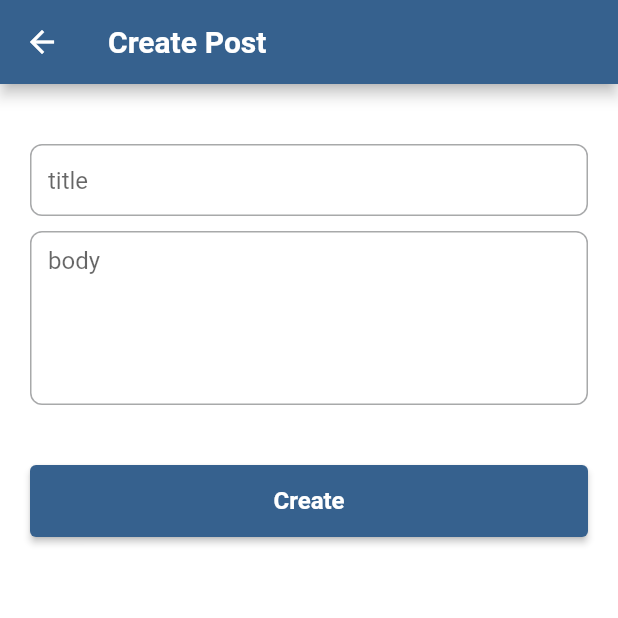
After one commit to thongmouaxiong/clean_architecture, a Flutter app: the CreatePostPage screen opened by its route, after a tap on "Create", on a phone screen of 412 x 824 dp, the top half of it. The commit adds this screen. Run offline on Flutter 3.47's test engine with Material 3 defaults, Android fonts, the phone set to English and light mode, and no system bars; drawn by our look-alikes of flutter_form_builder; our stand-ins replace copy_with_extension, dio, either_dart, equatable, flutter_bloc, gap and 4 more; generated files the repository leaves out were written again; network calls fail.

Commit message:
feat: create and update post

```diff
--- a/lib/core/constants/api_path.dart
+++ b/lib/core/constants/api_path.dart
@@ -2,5 +2,5 @@
 class ApiPath {
   static const String baseUrl = "https://jsonplaceholder.typicode.com";
   static const String postPath = "/posts";
-  static const String getPostByIdPath = "/posts/{id}";
+  static const String postByIdPath = "/posts/{id}";
 }
--- a/lib/core/router/app_router.dart
+++ b/lib/core/router/app_router.dart
@@ -1,6 +1,8 @@
 import 'package:clean_architecture/core/DI/dependency_injection.dart';
 import 'package:clean_architecture/core/router/route_name.dart';
+import 'package:clean_architecture/features/post/domain/entities/post.dart';
 import 'package:clean_architecture/features/post/presentation/cubit/post_cubit.dart';
+import 'package:clean_architecture/features/post/presentation/pages/create_post_page.dart';
 import 'package:clean_architecture/features/post/presentation/pages/post_page.dart';
 import 'package:flutter/material.dart';
 import 'package:flutter_bloc/flutter_bloc.dart';
@@ -15,6 +17,14 @@ class AppRouter {
             child: const PostPage(),
           );
         });
+      case RouteName.createPostPage:
+        final Post? postArg = settings.arguments as Post?;
+        return MaterialPageRoute(builder: (_) {
+          return BlocProvider<PostCubit>(
+            create: (_) => sl<PostCubit>()..setPostData(post: postArg),
+            child: const CreatePostPage(),
+          );
+        });
       default:
         return MaterialPageRoute(builder: (_) {
           return Scaffold(
--- a/lib/core/services/api_service.dart
+++ b/lib/core/services/api_service.dart
@@ -12,7 +12,7 @@ abstract class ApiService {
   @GET(ApiPath.postPath)
   Future<List<PostModel>> getPosts();
 
-  @GET(ApiPath.getPostByIdPath)
+  @GET(ApiPath.postByIdPath)
   Future<PostModel?> getPostById({
     @Path("id") required int id,
   });
@@ -22,7 +22,7 @@ abstract class ApiService {
     @Body() required PostModel post,
   });
 
-  @PUT(ApiPath.postPath)
+  @PUT(ApiPath.postByIdPath)
   Future<PostModel?> updatePost({
     @Path("id") required int id,
     @Body() required PostModel post,
--- a/lib/core/themes/app_theme.dart
+++ b/lib/core/themes/app_theme.dart
@@ -22,6 +22,11 @@ class AppTheme {
         labelLarge: TextStyle(fontSize: 14, fontWeight: FontWeight.w500),
       ),
       inputDecorationTheme: InputDecorationTheme(
+        contentPadding: const EdgeInsets.symmetric(horizontal: 12, vertical: 6),
+        border: OutlineInputBorder(
+          borderSide: const BorderSide(color: Colors.blue, width: 1.5),
+          borderRadius: BorderRadius.circular(8),
+        ),
         focusedBorder: OutlineInputBorder(
           borderSide: const BorderSide(color: Colors.blue, width: 1.5),
           borderRadius: BorderRadius.circular(8),
--- /dev/null
+++ b/lib/core/utils/extension/form_state_extension.dart
@@ -0,0 +1,6 @@
+import 'package:flutter/material.dart';
+import 'package:flutter_form_builder/flutter_form_builder.dart';
+
+extension FormStateExtension on GlobalKey<FormBuilderState>? {
+  Map<String, dynamic>? get formData => this?.currentState?.instantValue;
+}
--- a/lib/features/post/data/models/post_model.dart
+++ b/lib/features/post/data/models/post_model.dart
@@ -1,9 +1,11 @@
 import 'package:clean_architecture/features/post/domain/entities/post.dart';
+import 'package:copy_with_extension/copy_with_extension.dart';
 import 'package:json_annotation/json_annotation.dart';
 
 part 'post_model.g.dart';
 
 @JsonSerializable()
+@CopyWith(copyWithNull: true)
 class PostModel extends Post {
   const PostModel({
     super.id,
--- a/lib/features/post/domain/entities/post.dart
+++ b/lib/features/post/domain/entities/post.dart
@@ -1,3 +1,4 @@
+import 'package:clean_architecture/features/post/data/models/post_model.dart';
 import 'package:equatable/equatable.dart';
 
 class Post extends Equatable {
@@ -13,6 +14,15 @@ class Post extends Equatable {
     this.userId,
   });
 
+  PostModel toModel() {
+    return PostModel(
+      id: id,
+      title: title,
+      body: body,
+      userId: userId,
+    );
+  }
+
   @override
   List<Object?> get props => [id, title, body, userId];
 }
--- a/lib/features/post/presentation/cubit/post_cubit.dart
+++ b/lib/features/post/presentation/cubit/post_cubit.dart
@@ -1,5 +1,6 @@
 import 'package:clean_architecture/core/constants/enum/state_status.dart';
 import 'package:clean_architecture/core/global/entities/app_error.dart';
+import 'package:clean_architecture/core/utils/extension/form_state_extension.dart';
 import 'package:clean_architecture/features/post/data/models/post_model.dart';
 import 'package:clean_architecture/features/post/domain/entities/post.dart';
 import 'package:clean_architecture/features/post/domain/usecases/create_post_usecase.dart';
@@ -8,8 +9,10 @@ import 'package:clean_architecture/features/post/domain/usecases/get_posts_useca
 import 'package:clean_architecture/features/post/domain/usecases/update_post_usecase.dart';
 import 'package:clean_architecture/features/post/presentation/cubit/post_state.dart';
 import 'package:either_dart/either.dart';
+import 'package:flutter/material.dart';
 import 'package:flutter_bloc/flutter_bloc.dart';
 import 'package:injectable/injectable.dart';
+import 'package:flutter_form_builder/flutter_form_builder.dart';
 
 @Injectable()
 class PostCubit extends Cubit<PostState> {
@@ -23,6 +26,10 @@ class PostCubit extends Cubit<PostState> {
     this._createPostUsecase,
     this._updatePostUsecase,
   ) : super(const PostState());
+
+  GlobalKey<FormBuilderState> formKey = GlobalKey<FormBuilderState>();
+  Map<String, dynamic> formInitial = {};
+  Post? post;
 
   Future<void> init() async {
     emit(state.copyWith(status: StateStatus.loading));
@@ -42,6 +49,15 @@ class PostCubit extends Cubit<PostState> {
     }
   }
 
+  void setPostData({Post? post}) {
+    emit(state.copyWith(status: StateStatus.loading));
+    if (post != null) {
+      this.post = post;
+      formInitial = post.toModel().toJson();
+    }
+    emit(state.copyWith(status: StateStatus.done));
+  }
+
   Future<void> getPostById({required int id}) async {
     emit(state.copyWith(status: StateStatus.loading));
 
@@ -57,14 +73,19 @@ class PostCubit extends Cubit<PostState> {
     }
   }
 
-  Future<void> onCreatePost({bool isUpdate = false}) async {
+  Future<void> onCreatePost() async {
     emit(state.copyWith(status: StateStatus.loading));
 
-    PostModel postData = PostModel.fromJson(const {});
+    PostModel postData = PostModel.fromJson(formKey.formData ?? {});
 
     Either<AppError, Post?> result;
 
-    if (isUpdate) {
+    if (post != null) {
+      postData = postData.copyWith(
+        id: post?.id,
+        userId: post?.userId,
+      );
+
       result = await _updatePostUsecase(postData);
     } else {
       result = await _createPostUsecase(postData);
@@ -76,6 +97,7 @@ class PostCubit extends Cubit<PostState> {
         error: result.left,
       ));
     } else {
+      print("DEV: res ${result.right}");
       emit(state.copyWith(status: StateStatus.success));
     }
   }
--- /dev/null
+++ b/lib/features/post/presentation/pages/create_post_page.dart
@@ -0,0 +1,72 @@
+import 'package:clean_architecture/core/constants/enum/state_status.dart';
+import 'package:clean_architecture/core/router/app_navigator.dart';
+import 'package:clean_architecture/core/utils/extension/context_extension.dart';
+import 'package:clean_architecture/core/utils/extension/double_extension.dart';
+import 'package:clean_architecture/features/post/presentation/cubit/post_cubit.dart';
+import 'package:clean_architecture/features/post/presentation/cubit/post_state.dart';
+import 'package:flutter/material.dart';
+import 'package:flutter_bloc/flutter_bloc.dart';
+import 'package:flutter_form_builder/flutter_form_builder.dart';
+import 'package:gap/gap.dart';
+
+class CreatePostPage extends StatelessWidget {
+  const CreatePostPage({super.key});
+
+  @override
+  Widget build(BuildContext context) {
+    final postCubit = context.read<PostCubit>();
+    return BlocConsumer<PostCubit, PostState>(
+      listener: (context, state) {
+        if (state.status == StateStatus.success) {
+          AppNavigator.pop();
+        }
+      },
+      builder: (context, state) {
+        return Scaffold(
+          appBar: AppBar(
+            title: const Text("Create Post"),
+          ),
+          body: SingleChildScrollView(
+            padding: const EdgeInsets.symmetric(
+              vertical: 40,
+              horizontal: 20,
+            ),
+            child: FormBuilder(
+              key: postCubit.formKey,
+              initialValue: postCubit.formInitial,
+              child: Column(
+                children: [
+                  FormBuilderTextField(
+                    name: "title",
+                    decoration: const InputDecoration(hintText: "title"),
+                  ),
+                  const Gap(10),
+                  FormBuilderTextField(
+                    name: "body",
+                    maxLines: 4,
+                    decoration: const InputDecoration(hintText: "body"),
+                  ),
+                  const Gap(40),
+                  ElevatedButton(
+                    onPressed: postCubit.onCreatePost,
+                    child: Container(
+                      width: 100.width,
+                      height: 48,
+                      alignment: Alignment.center,
+                      child: Text(
+                        "Create",
+                        style: context.textTheme.bodyLarge?.copyWith(
+                          color: Colors.white,
+                        ),
+                      ),
+                    ),
+                  )
+                ],
+              ),
+            ),
+          ),
+        );
+      },
+    );
+  }
+}
--- a/pubspec.yaml
+++ b/pubspec.yaml
@@ -22,6 +22,7 @@ dependencies:
   flutter_form_builder: ^9.3.0
   copy_with_extension: ^5.0.4
   lottie: ^3.1.2
+  gap: ^3.0.1
 
 
 dev_dependencies:
```
Also changed, not shown: lib/core/utils/extension/context_extension.dart (+7 -1 lines), lib/core/utils/extension/double_extension.dart (added, +11 -0 lines), lib/features/post/presentation/pages/post_page.dart (+9 -2 lines), pubspec.lock.
